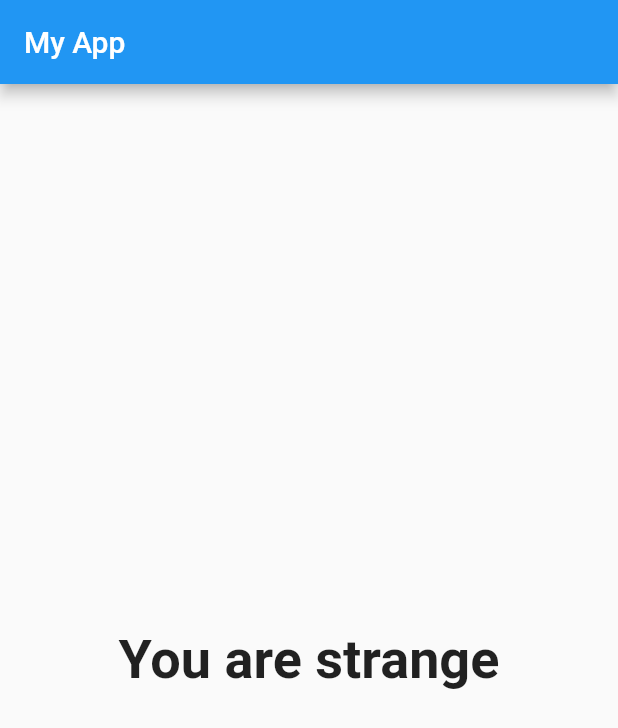
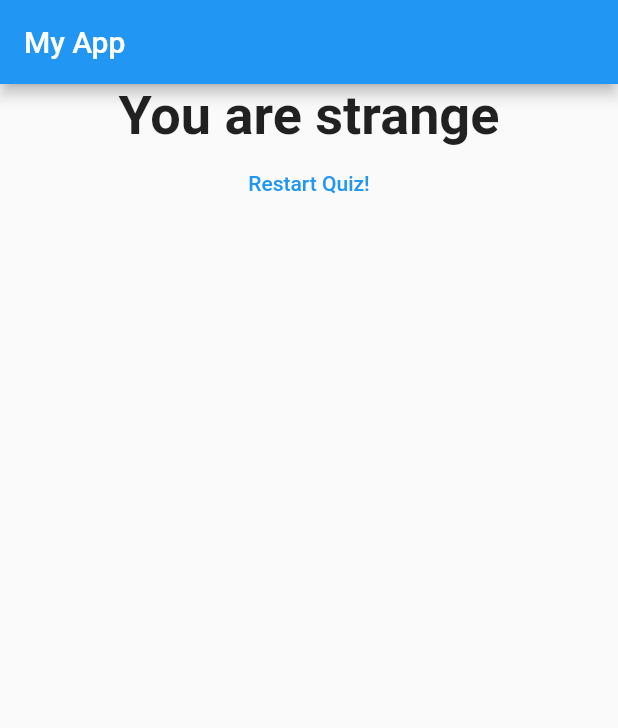
Before and after one commit to mbieb/flutter-app, a Flutter app: the screen it shows after launch, after a tap on "Black", after a tap on "Cat", after a tap on "Lina", on a phone screen of 412 x 824 dp. Shown: the top 728 px of the screen. Run offline on Flutter 3.47's test engine with Material 2 defaults, Android fonts, the phone set to English and light mode, and no system bars.

Commit message:
reset quiz

```diff
--- a/lib/answer.dart
+++ b/lib/answer.dart
@@ -3,6 +3,7 @@ import 'package:flutter/material.dart';
 class Answer extends StatelessWidget {
   final VoidCallback selectHandler;
   final String answerText;
+
   Answer(this.selectHandler, this.answerText);
 
   @override
--- a/lib/main.dart
+++ b/lib/main.dart
@@ -47,6 +47,14 @@ class _MyAppState extends State<MyApp> {
 
   var _questionIndex = 0;
   var _totalScore = 0;
+
+  void _resetQuiz() {
+    setState(() {
+      _questionIndex = 0;
+      _totalScore = 0;
+    });
+  }
+
   void _answerQuestion(int score) {
     _totalScore += score;
 
@@ -68,7 +76,7 @@ class _MyAppState extends State<MyApp> {
                 questions: _questions,
                 questionIndex: _questionIndex,
               )
-            : Result(_totalScore),
+            : Result(_totalScore, _resetQuiz),
       ),
     );
   }
--- a/lib/result.dart
+++ b/lib/result.dart
@@ -2,8 +2,9 @@ import 'package:flutter/material.dart';
 
 class Result extends StatelessWidget {
   final int resultScore;
+  final VoidCallback resetHandler;
 
-  Result(this.resultScore);
+  Result(this.resultScore, this.resetHandler);
 
   String get resultPhrase {
     String resultText;
@@ -22,9 +23,19 @@ class Result extends StatelessWidget {
   @override
   Widget build(BuildContext context) {
     return Center(
-      child: Text(
-        resultPhrase,
-        style: TextStyle(fontSize: 36, fontWeight: FontWeight.bold),
+      child: Column(
+        children: <Widget>[
+          Text(
+            resultPhrase,
+            style: TextStyle(fontSize: 36, fontWeight: FontWeight.bold),
+            textAlign: TextAlign.center,
+          ),
+          FlatButton(
+            child: Text('Restart Quiz!'),
+            textColor: Colors.blue,
+            onPressed: resetHandler,
+          )
+        ],
       ),
     );
   }
```
